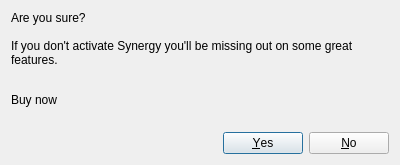
This is src/gui/src/CancelActivationDialog.ui in deskflow/deskflow as Qt 5 draws it before an edit. The edited form follows.
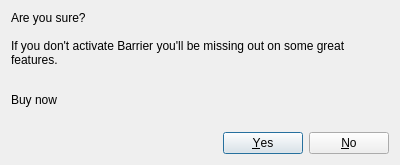
This is the edited form.

Commit message: rebranding symless/synergy to debauchee/barrier

Diff of the .ui file:
```diff
--- a/src/gui/src/CancelActivationDialog.ui
+++ b/src/gui/src/CancelActivationDialog.ui
@@ -19,7 +19,7 @@
      <property name="text">
       <string>Are you sure?
 
-If you don't activate Synergy you'll be missing out on some great features.</string>
+If you don't activate Barrier you'll be missing out on some great features.</string>
      </property>
      <property name="wordWrap">
       <bool>true</bool>
```
The commit also changes 841 other files.
